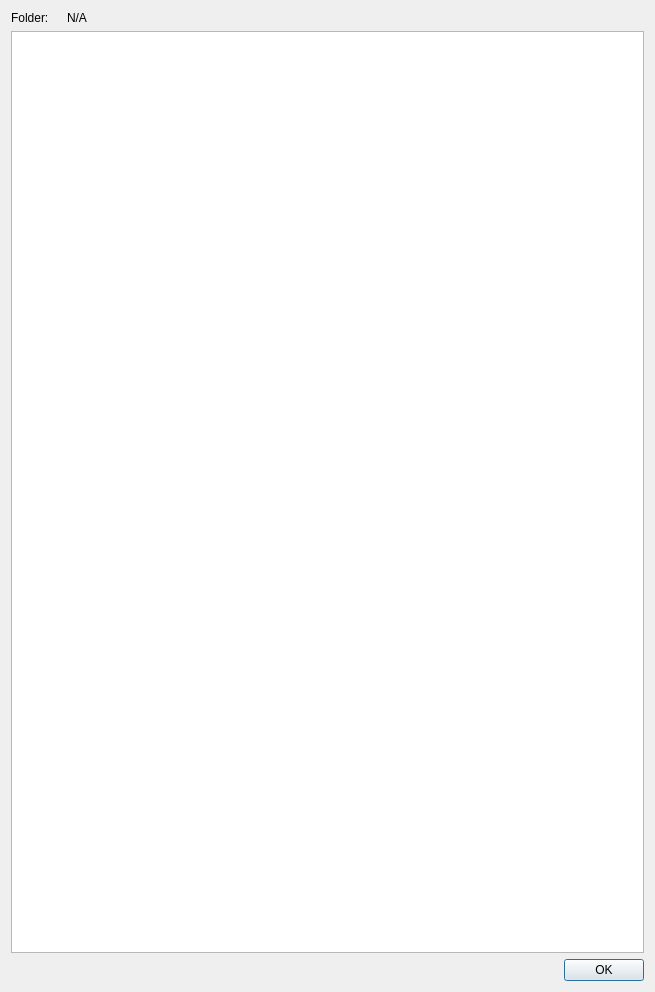
This is rockit_autoreconstruction_ui/ui/display_log.ui in ornlneutronimaging/rockit_autoreconstruction_ui as Qt 5 draws it before an edit. The edited form follows.
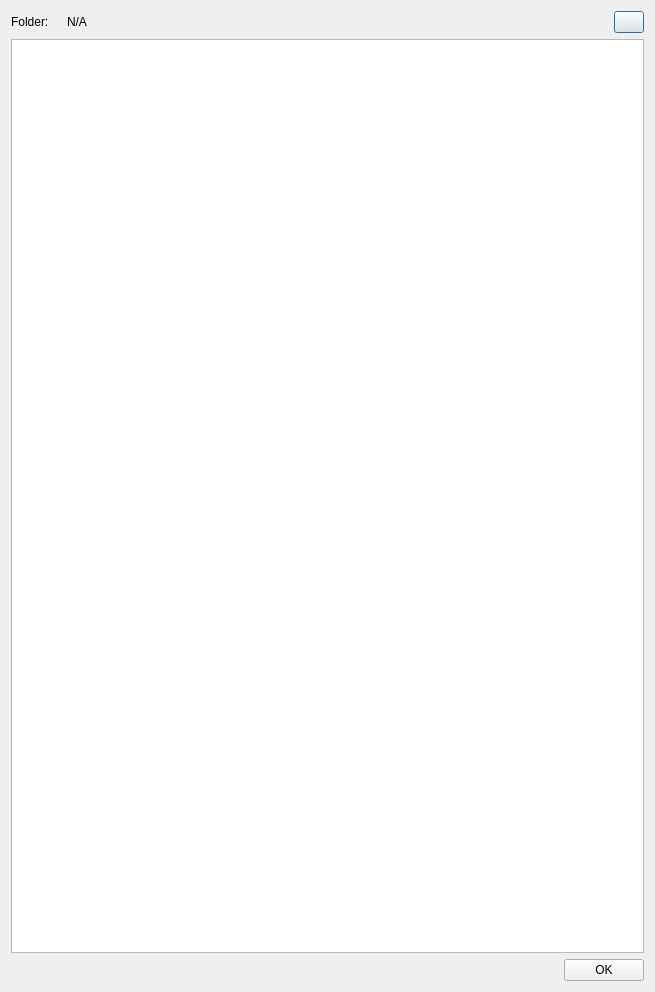
This is the edited form.

Commit message: refresh button added. this refs #13

Diff of the .ui file:
```diff
--- a/rockit_autoreconstruction_ui/ui/display_log.ui
+++ b/rockit_autoreconstruction_ui/ui/display_log.ui
@@ -36,6 +36,25 @@
        </property>
       </widget>
      </item>
+     <item>
+      <widget class="QPushButton" name="refresh_pushButton">
+       <property name="minimumSize">
+        <size>
+         <width>30</width>
+         <height>0</height>
+        </size>
+       </property>
+       <property name="maximumSize">
+        <size>
+         <width>30</width>
+         <height>16777215</height>
+        </size>
+       </property>
+       <property name="text">
+        <string/>
+       </property>
+      </widget>
+     </item>
     </layout>
    </item>
    <item>
```
Left out of the diff: 17 changed lines with no effect on the pictures. The commit also changes 2 other files.
